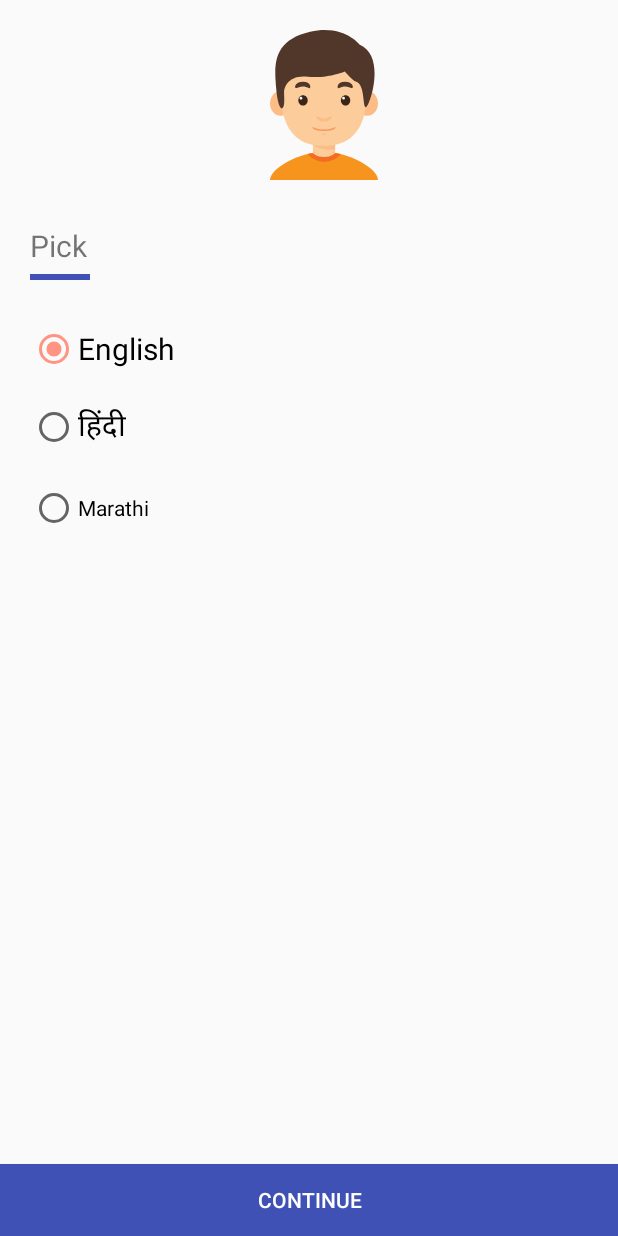
After one commit to ShrreyaBehll/Stratup-Mitra, an Android app: the layout activity_set_language.xml on its own in the app's theme, with its tools: preview values and no code run, on a phone screen of 412 x 824 dp. The commit adds this screen. Run offline under Robolectric (Android 15) with nearby library versions, the phone set to English and light mode, and no system bars.

Commit message:
Changed language

```diff
--- a/app/build.gradle
+++ b/app/build.gradle
@@ -45,6 +45,7 @@ dependencies {
     implementation 'com.squareup.retrofit2:converter-gson:2.3.0'
     implementation 'com.google.code.gson:gson:2.8.1'
     implementation 'com.github.arcadefire:nice-spinner:1.3.1'
+    implementation 'com.github.clans:fab:1.6.4'
 
     androidTestImplementation 'com.android.support.test.espresso:espresso-core:3.0.1'
 
--- /dev/null
+++ b/app/src/main/res/layout/activity_set_language.xml
@@ -0,0 +1,83 @@
+<?xml version="1.0" encoding="utf-8"?>
+<RelativeLayout xmlns:android="http://schemas.android.com/apk/res/android"
+
+    android:layout_width="match_parent"
+    android:layout_height="match_parent">
+
+    <LinearLayout
+
+        android:layout_width="match_parent"
+        android:layout_height="wrap_content"
+        android:layout_marginLeft="20dp"
+        android:orientation="vertical"
+        android:paddingTop="20dp"
+        android:id="@+id/linearLayout">
+
+        <ImageView
+            android:layout_width="100dp"
+            android:layout_height="100dp"
+            android:layout_gravity="center"
+            android:layout_marginBottom="30dp"
+            android:src="@drawable/boy" />
+
+        <TextView
+            android:layout_width="wrap_content"
+            android:layout_height="wrap_content"
+            android:layout_marginBottom="5dp"
+            android:text="@string/pick"
+            android:id="@+id/pick"
+            android:textSize="20sp" />
+
+        <View
+            android:layout_width="40dp"
+            android:layout_height="4dp"
+            android:background="@color/colorPrimary" />
+
+        <RadioGroup
+            android:layout_width="match_parent"
+            android:layout_height="wrap_content"
+            android:layout_marginTop="10dp"
+            android:id="@+id/language"
+            android:orientation="vertical">
+
+            <RadioButton
+                android:layout_width="wrap_content"
+                android:layout_height="wrap_content"
+                android:layout_marginTop="20dp"
+                android:checked="true"
+                android:id="@+id/eng"
+                android:text="@string/english"
+                android:textSize="20sp" />
+
+            <RadioButton
+                android:layout_width="wrap_content"
+                android:layout_height="wrap_content"
+                android:layout_marginTop="20dp"
+                android:text="@string/pickhindi"
+                android:id="@+id/hindi"
+                android:textSize="20sp" />
+
+            <RadioButton
+                android:id="@+id/marathi"
+                android:layout_width="wrap_content"
+                android:layout_height="wrap_content"
+                android:layout_alignLeft="@+id/linearLayout"
+                android:layout_alignStart="@+id/linearLayout"
+                android:layout_below="@+id/linearLayout"
+                android:layout_marginTop="22dp"
+                android:text="Marathi" />
+
+
+        </RadioGroup>
+    </LinearLayout>
+
+    <Button
+        android:id="@+id/continuee"
+        android:layout_width="fill_parent"
+        android:layout_height="wrap_content"
+        android:layout_alignParentBottom="true"
+        android:background="@color/colorPrimary"
+        android:text="@string/continuee"
+        android:textColor="#fff" />
+
+</RelativeLayout>
--- a/app/src/main/res/layout/activity_splash.xml
+++ b/app/src/main/res/layout/activity_splash.xml
@@ -11,7 +11,7 @@
         android:layout_width="wrap_content"
         android:layout_height="wrap_content"
         android:layout_centerInParent="true"
-        android:text="Startup Mitra"
+        android:text="@string/startup_mitra"
         android:textAppearance="?android:textAppearanceLarge"
         android:textColor="#fff"
         android:textStyle="bold" />
@@ -24,7 +24,7 @@
         android:layout_centerHorizontal="true"
         android:layout_marginBottom="20dp"
         android:gravity="center"
-        android:text="All of Start-up, one platform"
+        android:text="@string/all_of_start_up_one_platform"
         android:textAllCaps="true"
         android:textColor="#fff" />
 </RelativeLayout>
```
Also changed, not shown: app/src/main/AndroidManifest.xml (+19 -10 lines), app/src/main/java/com/sih/startupmitra/Rec/Recomend.java (+11 -11 lines), app/src/main/java/com/sih/startupmitra/SetLanguage.java (added, +147 -0 lines), app/src/main/java/com/sih/startupmitra/landing/Dashboard.java (+39 -1 lines), app/src/main/java/com/sih/startupmitra/util/CustomFontTextView.java (added, +66 -0 lines), app/src/main/java/com/sih/startupmitra/util/SharedPreference.java (+14 -0 lines), app/src/main/res/drawable/ic_g_translate_white_24dp.xml (added, +9 -0 lines), app/src/main/res/layout/activity_dashborad.xml (+72 -22 lines), app/src/main/res/layout/activity_recommend.xml (+8 -8 lines), app/src/main/res/layout/adhar_card.xml (+10 -9 lines), app/src/main/res/values/strings.xml (+42 -2 lines), app/src/main/res/drawable/a.jpg (added), app/src/main/res/drawable/language.png (added), 2 other files.
